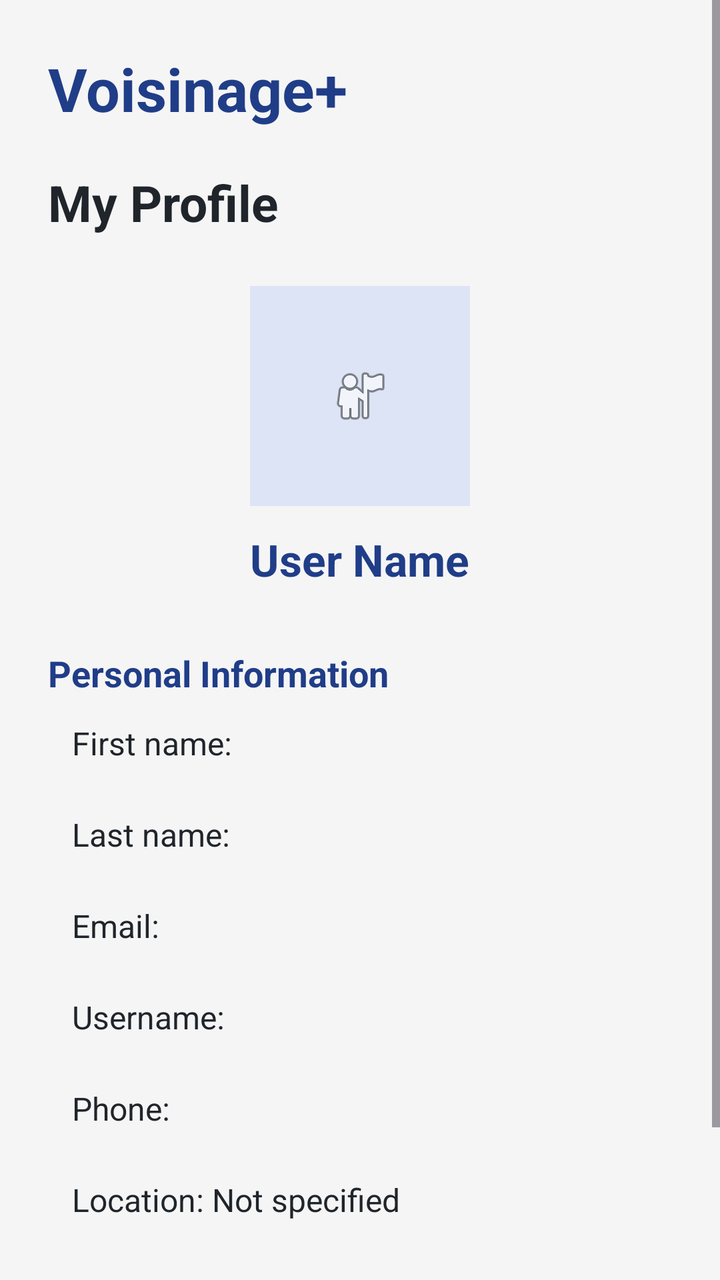
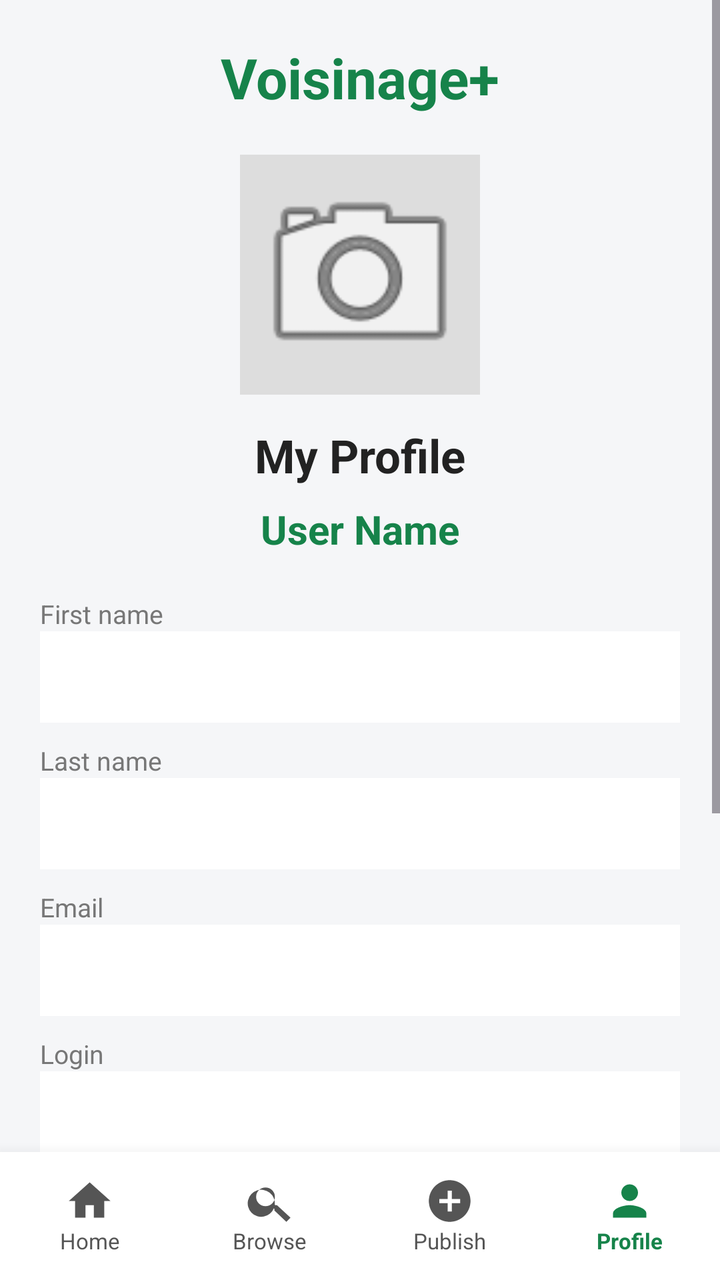

Screens rendered from an Android XML layout before and after an edit, with the pre-edit source and the edit as a unified diff.
<!-- AndroidManifest.xml: application theme Theme.Voisinage_plus -->
<!-- res/layout/activity_profile.xml -->
<?xml version="1.0" encoding="utf-8"?>
<ScrollView xmlns:android="http://schemas.android.com/apk/res/android"
    android:layout_width="match_parent"
    android:layout_height="match_parent"
    android:background="#F5F5F5"
    android:fillViewport="true">

    <LinearLayout
        android:layout_width="match_parent"
        android:layout_height="wrap_content"
        android:orientation="vertical"
        android:padding="24dp">

        <TextView
            android:layout_width="wrap_content"
            android:layout_height="wrap_content"
            android:text="Voisinage+"
            android:textColor="#203D88"
            android:textSize="30sp"
            android:textStyle="bold" />

        <TextView
            android:layout_width="wrap_content"
            android:layout_height="wrap_content"
            android:layout_marginTop="20dp"
            android:text="My Profile"
            android:textColor="#20252B"
            android:textSize="25sp"
            android:textStyle="bold" />

        <ImageView
            android:id="@+id/imgProfile"
            android:layout_width="110dp"
            android:layout_height="110dp"
            android:layout_gravity="center_horizontal"
            android:layout_marginTop="25dp"
            android:src="@android:drawable/ic_menu_myplaces"
            android:scaleType="centerInside"
            android:contentDescription="Profile photo"
            android:background="#DCE4F5"
            android:padding="20dp" />

        <TextView
            android:id="@+id/tvProfileName"
            android:layout_width="wrap_content"
            android:layout_height="wrap_content"
            android:layout_gravity="center_horizontal"
            android:layout_marginTop="12dp"
            android:text="User Name"
            android:textColor="#203D88"
            android:textSize="22sp"
            android:textStyle="bold" />

        <TextView
            android:layout_width="wrap_content"
            android:layout_height="wrap_content"
            android:layout_marginTop="30dp"
            android:text="Personal Information"
            android:textColor="#203D88"
            android:textSize="18sp"
            android:textStyle="bold" />

        <TextView
            android:id="@+id/tvProfileFirstName"
            android:layout_width="match_parent"
            android:layout_height="wrap_content"
            android:padding="12dp"
            android:text="First name:"
            android:textColor="#20252B"
            android:textSize="16sp" />

        <TextView
            android:id="@+id/tvProfileLastName"
            android:layout_width="match_parent"
            android:layout_height="wrap_content"
            android:padding="12dp"
            android:text="Last name:"
            android:textColor="#20252B"
            android:textSize="16sp" />

        <TextView
            android:id="@+id/tvProfileEmail"
            android:layout_width="match_parent"
            android:layout_height="wrap_content"
            android:padding="12dp"
            android:text="Email:"
            android:textColor="#20252B"
            android:textSize="16sp" />

        <TextView
            android:id="@+id/tvProfileLogin"
            android:layout_width="match_parent"
            android:layout_height="wrap_content"
            android:padding="12dp"
            android:text="Username:"
            android:textColor="#20252B"
            android:textSize="16sp" />

        <TextView
            android:id="@+id/tvProfilePhone"
            android:layout_width="match_parent"
            android:layout_height="wrap_content"
            android:padding="12dp"
            android:text="Phone:"
            android:textColor="#20252B"
            android:textSize="16sp" />

        <TextView
            android:id="@+id/tvProfileLocation"
            android:layout_width="match_parent"
            android:layout_height="wrap_content"
            android:padding="12dp"
            android:text="Location: Not specified"
            android:textColor="#20252B"
            android:textSize="16sp" />

        <Button
            android:id="@+id/btnEditProfile"
            android:layout_width="match_parent"
            android:layout_height="55dp"
            android:layout_marginTop="25dp"
            android:text="EDIT PROFILE"
            android:textColor="#FFFFFF"
            android:textStyle="bold"
            android:backgroundTint="#203D88" />

    </LinearLayout>

</ScrollView>
<!-- resources referenced by this layout -->
<resources>
  <style name="Theme.Voisinage_plus" parent="Base.Theme.Voisinage_plus" />
  <style name="Base.Theme.Voisinage_plus" parent="Theme.Material3.DayNight.NoActionBar">
          
          
      </style>
</resources>

<!-- the commit's change to res/layout/activity_profile.xml (unified diff, before → after) -->
@@ -1,129 +1,295 @@
 <?xml version="1.0" encoding="utf-8"?>
-<ScrollView xmlns:android="http://schemas.android.com/apk/res/android"
+<LinearLayout
+    xmlns:android="http://schemas.android.com/apk/res/android"
+    android:id="@+id/profileRoot"
     android:layout_width="match_parent"
     android:layout_height="match_parent"
-    android:background="#F5F5F5"
-    android:fillViewport="true">
-
-    <LinearLayout
+    android:orientation="vertical"
+    android:background="#F5F6F8">
+
+    
+    <ScrollView
         android:layout_width="match_parent"
-        android:layout_height="wrap_content"
-        android:orientation="vertical"
-        android:padding="24dp">
-
-        <TextView
-            android:layout_width="wrap_content"
-            android:layout_height="wrap_content"
-            android:text="Voisinage+"
-            android:textColor="#203D88"
-            android:textSize="30sp"
-            android:textStyle="bold" />
-
-        <TextView
-            android:layout_width="wrap_content"
-            android:layout_height="wrap_content"
-            android:layout_marginTop="20dp"
-            android:text="My Profile"
-            android:textColor="#20252B"
-            android:textSize="25sp"
-            android:textStyle="bold" />
-
-        <ImageView
-            android:id="@+id/imgProfile"
-            android:layout_width="110dp"
-            android:layout_height="110dp"
-            android:layout_gravity="center_horizontal"
-            android:layout_marginTop="25dp"
-            android:src="@android:drawable/ic_menu_myplaces"
-            android:scaleType="centerInside"
-            android:contentDescription="Profile photo"
-            android:background="#DCE4F5"
-            android:padding="20dp" />
-
-        <TextView
-            android:id="@+id/tvProfileName"
-            android:layout_width="wrap_content"
-            android:layout_height="wrap_content"
-            android:layout_gravity="center_horizontal"
-            android:layout_marginTop="12dp"
-            android:text="User Name"
-            android:textColor="#203D88"
-            android:textSize="22sp"
-            android:textStyle="bold" />
-
-        <TextView
-            android:layout_width="wrap_content"
-            android:layout_height="wrap_content"
-            android:layout_marginTop="30dp"
-            android:text="Personal Information"
-            android:textColor="#203D88"
-            android:textSize="18sp"
-            android:textStyle="bold" />
-
-        <TextView
-            android:id="@+id/tvProfileFirstName"
+        android:layout_height="0dp"
+        android:layout_weight="1"
+        android:fillViewport="true">
+
+        <LinearLayout
             android:layout_width="match_parent"
             android:layout_height="wrap_content"
-            android:padding="12dp"
-            android:text="First name:"
-            android:textColor="#20252B"
-            android:textSize="16sp" />
-
-        <TextView
-            android:id="@+id/tvProfileLastName"
-            android:layout_width="match_parent"
-            android:layout_height="wrap_content"
-            android:padding="12dp"
-            android:text="Last name:"
-            android:textColor="#20252B"
-            android:textSize="16sp" />
-
-        <TextView
-            android:id="@+id/tvProfileEmail"
-            android:layout_width="match_parent"
-            android:layout_height="wrap_content"
-            android:padding="12dp"
-            android:text="Email:"
-            android:textColor="#20252B"
-            android:textSize="16sp" />
-
-        <TextView
-            android:id="@+id/tvProfileLogin"
-            android:layout_width="match_parent"
-            android:layout_height="wrap_content"
-            android:padding="12dp"
-            android:text="Username:"
-            android:textColor="#20252B"
-            android:textSize="16sp" />
-
-        <TextView
-            android:id="@+id/tvProfilePhone"
-            android:layout_width="match_parent"
-            android:layout_height="wrap_content"
-            android:padding="12dp"
-            android:text="Phone:"
-            android:textColor="#20252B"
-            android:textSize="16sp" />
-
-        <TextView
-            android:id="@+id/tvProfileLocation"
-            android:layout_width="match_parent"
-            android:layout_height="wrap_content"
-            android:padding="12dp"
-            android:text="Location: Not specified"
-            android:textColor="#20252B"
-            android:textSize="16sp" />
-
-        <Button
-            android:id="@+id/btnEditProfile"
-            android:layout_width="match_parent"
-            android:layout_height="55dp"
-            android:layout_marginTop="25dp"
-            android:text="EDIT PROFILE"
-            android:textColor="#FFFFFF"
-            android:textStyle="bold"
-            android:backgroundTint="#203D88" />
+            android:orientation="vertical"
+            android:padding="20dp"
+            android:gravity="center_horizontal">
+
+            <TextView
+                android:layout_width="match_parent"
+                android:layout_height="wrap_content"
+                android:text="Voisinage+"
+                android:textColor="#16834A"
+                android:textSize="28sp"
+                android:textStyle="bold"
+                android:gravity="center"
+                android:layout_marginBottom="20dp"/>
+
+            <ImageView
+                android:id="@+id/imgProfile"
+                android:layout_width="120dp"
+                android:layout_height="120dp"
+                android:src="@android:drawable/ic_menu_camera"
+                android:scaleType="centerCrop"
+                android:contentDescription="Profile photo"
+                android:background="#DDDDDD"
+                android:padding="4dp"/>
+
+            <TextView
+                android:layout_width="wrap_content"
+                android:layout_height="wrap_content"
+                android:layout_marginTop="15dp"
+                android:text="My Profile"
+                android:textColor="#222222"
+                android:textSize="23sp"
+                android:textStyle="bold"/>
+
+            <TextView
+                android:id="@+id/tvProfileName"
+                android:layout_width="match_parent"
+                android:layout_height="wrap_content"
+                android:gravity="center"
+                android:layout_marginTop="8dp"
+                android:text="User Name"
+                android:textColor="#16834A"
+                android:textSize="20sp"
+                android:textStyle="bold"/>
+
+            <TextView
+                android:layout_width="match_parent"
+                android:layout_height="wrap_content"
+                android:layout_marginTop="20dp"
+                android:text="First name"
+                android:textColor="#777777"
+                android:textSize="13sp"/>
+
+            <TextView
+                android:id="@+id/tvProfileFirstName"
+                android:layout_width="match_parent"
+                android:layout_height="wrap_content"
+                android:padding="12dp"
+                android:background="#FFFFFF"
+                android:textColor="#222222"
+                android:textSize="16sp"/>
+
+            <TextView
+                android:layout_width="match_parent"
+                android:layout_height="wrap_content"
+                android:layout_marginTop="10dp"
+                android:text="Last name"
+                android:textColor="#777777"
+                android:textSize="13sp"/>
+
+            <TextView
+                android:id="@+id/tvProfileLastName"
+                android:layout_width="match_parent"
+                android:layout_height="wrap_content"
+                android:padding="12dp"
+                android:background="#FFFFFF"
+                android:textColor="#222222"
+                android:textSize="16sp"/>
+
+            <TextView
+                android:layout_width="match_parent"
+                android:layout_height="wrap_content"
+                android:layout_marginTop="10dp"
+                android:text="Email"
+                android:textColor="#777777"
+                android:textSize="13sp"/>
+
+            <TextView
+                android:id="@+id/tvProfileEmail"
+                android:layout_width="match_parent"
+                android:layout_height="wrap_content"
+                android:padding="12dp"
+                android:background="#FFFFFF"
+                android:textColor="#222222"
+                android:textSize="16sp"/>
+
+            <TextView
+                android:layout_width="match_parent"
+                android:layout_height="wrap_content"
+                android:layout_marginTop="10dp"
+                android:text="Login"
+                android:textColor="#777777"
+                android:textSize="13sp"/>
+
+            <TextView
+                android:id="@+id/tvProfileLogin"
+                android:layout_width="match_parent"
+                android:layout_height="wrap_content"
+                android:padding="12dp"
+                android:background="#FFFFFF"
+                android:textColor="#222222"
+                android:textSize="16sp"/>
+
+            <TextView
+                android:layout_width="match_parent"
+                android:layout_height="wrap_content"
+                android:layout_marginTop="10dp"
+                android:text="Telephone"
+                android:textColor="#777777"
+                android:textSize="13sp"/>
+
+            <TextView
+                android:id="@+id/tvProfilePhone"
+                android:layout_width="match_parent"
+                android:layout_height="wrap_content"
+                android:padding="12dp"
+                android:background="#FFFFFF"
+                android:textColor="#222222"
+                android:textSize="16sp"/>
+
+            <TextView
+                android:layout_width="match_parent"
+                android:layout_height="wrap_content"
+                android:layout_marginTop="10dp"
+                android:text="Location"
+                android:textColor="#777777"
+                android:textSize="13sp"/>
+
+            <TextView
+                android:id="@+id/tvProfileLocation"
+                android:layout_width="match_parent"
+                android:layout_height="wrap_content"
+                android:padding="12dp"
+                android:background="#FFFFFF"
+                android:textColor="#222222"
+                android:textSize="16sp"/>
+
+            <Button
+                android:id="@+id/btnEditProfile"
+                android:layout_width="match_parent"
+                android:layout_height="wrap_content"
+                android:layout_marginTop="20dp"
+                android:text="Edit profile"
+                android:backgroundTint="#16834A"
+                android:textColor="#FFFFFF"/>
+
+        </LinearLayout>
+    </ScrollView>
+
+    
+    <LinearLayout
+        android:id="@+id/bottomNavigation"
+        android:layout_width="match_parent"
+        android:layout_height="64dp"
+        android:orientation="horizontal"
+        android:gravity="center"
+        android:background="#FFFFFF"
+        android:elevation="12dp">
+
+        
+        <LinearLayout
+            android:id="@+id/navHome"
+            android:layout_width="0dp"
+            android:layout_height="match_parent"
+            android:layout_weight="1"
+            android:gravity="center"
+            android:orientation="vertical"
+            android:clickable="true"
+            android:focusable="true">
+
+            <ImageView
+                android:layout_width="25dp"
+                android:layout_height="25dp"
+                android:src="@drawable/ic_home"
+                android:tint="#555555"
+                android:contentDescription="Home"/>
+
+            <TextView
+                android:layout_width="wrap_content"
+                android:layout_height="wrap_content"
+                android:text="Home"
+                android:textSize="11sp"
+                android:textColor="#555555"/>
+        </LinearLayout>
+
+        
+        <LinearLayout
+            android:id="@+id/navBrowse"
+            android:layout_width="0dp"
+            android:layout_height="match_parent"
+            android:layout_weight="1"
+            android:gravity="center"
+            android:orientation="vertical"
+            android:clickable="true"
+            android:focusable="true">
+
+            <ImageView
+                android:layout_width="25dp"
+                android:layout_height="25dp"
+                android:src="@drawable/ic_search"
+                android:tint="#555555"
+                android:contentDescription="Browse"/>
+
+            <TextView
+                android:layout_width="wrap_content"
+                android:layout_height="wrap_content"
+                android:text="Browse"
+                android:textSize="11sp"
+                android:textColor="#555555"/>
+        </LinearLayout>
+
+        
+        <LinearLayout
+            android:id="@+id/navPublish"
+            android:layout_width="0dp"
+            android:layout_height="match_parent"
+            android:layout_weight="1"
+            android:gravity="center"
+            android:orientation="vertical"
+            android:clickable="true"
+            android:focusable="true">
+
+            <ImageView
+                android:layout_width="25dp"
+                android:layout_height="25dp"
+                android:src="@drawable/ic_add"
+                android:tint="#555555"
+                android:contentDescription="Publish"/>
+
+            <TextView
+                android:layout_width="wrap_content"
+                android:layout_height="wrap_content"
+                android:text="Publish"
+                android:textSize="11sp"
+                android:textColor="#555555"/>
+        </LinearLayout>
+
+        
+        <LinearLayout
+            android:id="@+id/navProfile"
+            android:layout_width="0dp"
+            android:layout_height="match_parent"
+            android:layout_weight="1"
+            android:gravity="center"
+            android:orientation="vertical"
+            android:clickable="true"
+            android:focusable="true">
+
+            <ImageView
+                android:layout_width="25dp"
+                android:layout_height="25dp"
+                android:src="@drawable/ic_person"
+                android:tint="#16834A"
+                android:contentDescription="Profile"/>
+
+            <TextView
+                android:layout_width="wrap_content"
+                android:layout_height="wrap_content"
+                android:text="Profile"
+                android:textSize="11sp"
+                android:textStyle="bold"
+                android:textColor="#16834A"/>
+        </LinearLayout>
 
     </LinearLayout>
 
-</ScrollView>
+</LinearLayout>
<!-- resource entries referenced after the edit -->
@@ -1,5 +1,13 @@
 <!-- resources referenced by this layout -->
 <resources>
+  <!-- drawable ic_add (drawable) -->
+  <vector xmlns:android="http://schemas.android.com/apk/res/android" android:width="24dp" android:height="24dp" android:viewportWidth="24" android:viewportHeight="24"><path android:fillColor="#FF000000" android:pathData="M12,2C6.48,2 2,6.48 2,12s4.48,10 10,10 10,-4.48 10,-10S17.52,2 12,2zM13,17h-2v-4H7v-2h4V7h2v4h4v2h-4z"/></vector>
+  <!-- drawable ic_home (drawable) -->
+  <vector xmlns:android="http://schemas.android.com/apk/res/android" android:width="24dp" android:height="24dp" android:viewportWidth="24" android:viewportHeight="24"><path android:fillColor="#FF000000" android:pathData="M10,20v-6h4v6h5v-8h3L12,3 2,12h3v8z"/></vector>
+  <!-- drawable ic_person (drawable) -->
+  <vector xmlns:android="http://schemas.android.com/apk/res/android" android:width="24dp" android:height="24dp" android:viewportWidth="24" android:viewportHeight="24"><path android:fillColor="#FF000000" android:pathData="M12,12c2.21,0 4,-1.79 4,-4s-1.79,-4 -4,-4 -4,1.79 -4,4 1.79,4 4,4zM12,14c-2.67,0 -8,1.34 -8,4v2h16v-2c0,-2.66 -5.33,-4 -8,-4z"/></vector>
+  <!-- drawable ic_search (drawable) -->
+  <vector xmlns:android="http://schemas.android.com/apk/res/android" android:width="24dp" android:height="24dp" android:viewportWidth="24" android:viewportHeight="24"><path android:fillColor="#FF000000" android:pathData="M15.5,14h-0.79l-0.28,-0.27A6.5,6.5 0,1 0,14 15.5l0.27,0.28v0.79L20,22l2,-2zM10,14.5A4.5,4.5 0,1 1,10 5.5a4.5,4.5 0,0 1,0 9z"/></vector>
   <style name="Theme.Voisinage_plus" parent="Base.Theme.Voisinage_plus" />
   <style name="Base.Theme.Voisinage_plus" parent="Theme.Material3.DayNight.NoActionBar">
           
